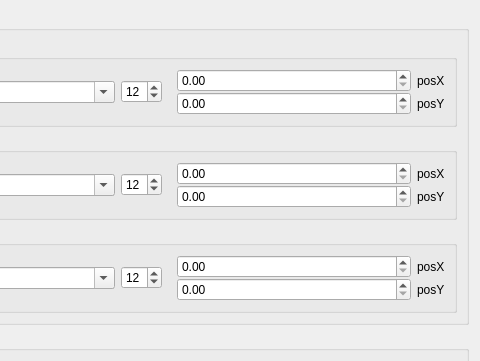
The window that gui/UIs/streamcontrols.ui (iem-projects/striem) describes before a commit, drawn with Qt 5; both pictures show x 160 to 640 and y 0 to 361 of the 640 by 533 pixel window.
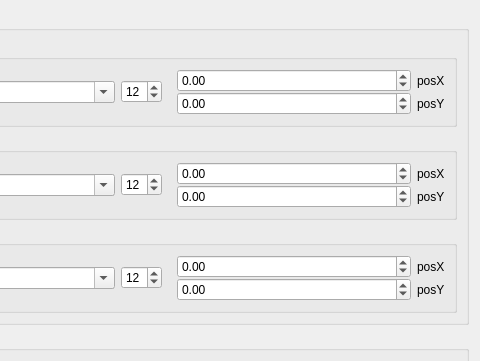
The same window after the commit.

Commit message:
make text-position spinboxes accept large values
-1000..1000 (rather than 0..100)

Diff of the .ui file:
```diff
--- a/gui/UIs/streamcontrols.ui
+++ b/gui/UIs/streamcontrols.ui
@@ -76,7 +76,14 @@
                 <number>0</number>
                </property>
                <item>
-                <widget class="QDoubleSpinBox" name="piece_posX"/>
+                <widget class="QDoubleSpinBox" name="piece_posX">
+                 <property name="minimum">
+                  <double>-1000.000000000000000</double>
+                 </property>
+                 <property name="maximum">
+                  <double>1000.000000000000000</double>
+                 </property>
+                </widget>
                </item>
                <item>
                 <widget class="QLabel" name="label">
@@ -101,7 +108,14 @@
                 <number>0</number>
                </property>
                <item>
-                <widget class="QDoubleSpinBox" name="piece_posY"/>
+                <widget class="QDoubleSpinBox" name="piece_posY">
+                 <property name="minimum">
+                  <double>-1000.000000000000000</double>
+                 </property>
+                 <property name="maximum">
+                  <double>1000.000000000000000</double>
+                 </property>
+                </widget>
                </item>
                <item>
                 <widget class="QLabel" name="label_2">
@@ -175,7 +189,11 @@
                 <number>0</number>
                </property>
                <item>
-                <widget class="QDoubleSpinBox" name="composer_posX"/>
+                <widget class="QDoubleSpinBox" name="composer_posX">
+                 <property name="minimum">
+                  <double>-1000.000000000000000</double>
+                 </property>
+                </widget>
                </item>
                <item>
                 <widget class="QLabel" name="label_3">
@@ -200,7 +218,14 @@
                 <number>0</number>
                </property>
                <item>
-                <widget class="QDoubleSpinBox" name="composer_posY"/>
+                <widget class="QDoubleSpinBox" name="composer_posY">
+                 <property name="minimum">
+                  <double>-1000.000000000000000</double>
+                 </property>
+                 <property name="maximum">
+                  <double>1000.000000000000000</double>
+                 </property>
+                </widget>
                </item>
                <item>
                 <widget class="QLabel" name="label_4">
@@ -274,7 +299,14 @@
                 <number>0</number>
                </property>
                <item>
-                <widget class="QDoubleSpinBox" name="interpreter_posX"/>
+                <widget class="QDoubleSpinBox" name="interpreter_posX">
+                 <property name="minimum">
+                  <double>-1000.000000000000000</double>
+                 </property>
+                 <property name="maximum">
+                  <double>1000.000000000000000</double>
+                 </property>
+                </widget>
                </item>
                <item>
                 <widget class="QLabel" name="label_5">
@@ -299,7 +331,14 @@
                 <number>0</number>
                </property>
                <item>
-                <widget class="QDoubleSpinBox" name="interpreter_posY"/>
+                <widget class="QDoubleSpinBox" name="interpreter_posY">
+                 <property name="minimum">
+                  <double>-1000.000000000000000</double>
+                 </property>
+                 <property name="maximum">
+                  <double>1000.000000000000000</double>
+                 </property>
+                </widget>
                </item>
                <item>
                 <widget class="QLabel" name="label_6">
```
